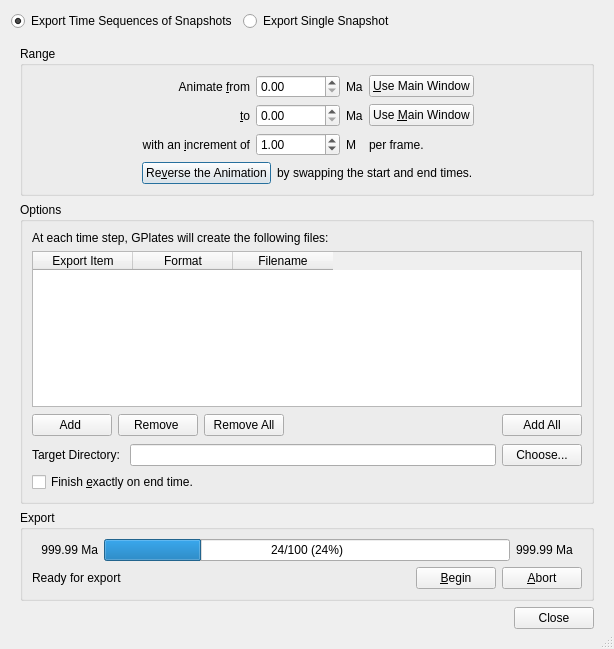
The window that src/qt-widgets/ExportAnimationDialogUi.ui (GPlates/GPlates) describes before a commit, drawn with Qt 5.
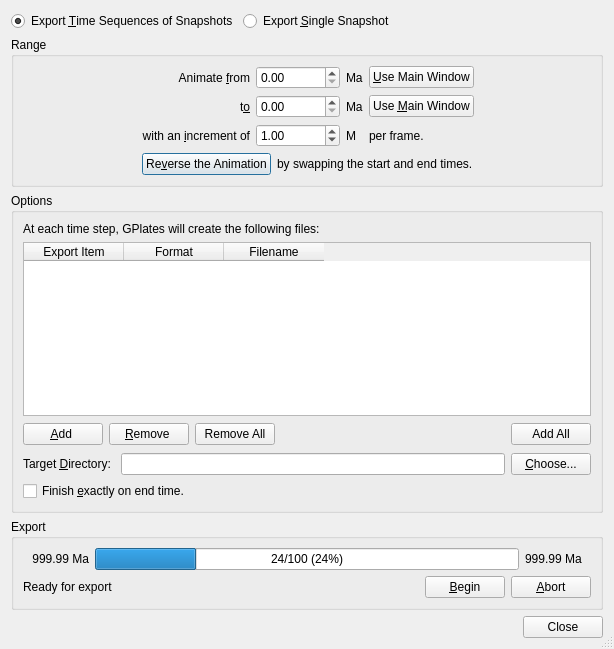
The same window after the commit. The open tabs and pages were chosen to show the change. Icons and pictures are not drawn.

```diff
--- a/src/qt-widgets/ExportAnimationDialogUi.ui
+++ b/src/qt-widgets/ExportAnimationDialogUi.ui
@@ -19,9 +19,9 @@
    <item>
     <layout class="QHBoxLayout" >
      <item>
-      <widget class="QRadioButton" name="radioButton_range" >
-       <property name="text" >
-        <string>Export Time Sequences of Snapshots</string>
+      <widget class="QRadioButton" name="radioButton_range">
+       <property name="text">
+        <string>Export &amp;Time Sequences of Snapshots</string>
        </property>
        <property name="checked" >
         <bool>true</bool>
@@ -29,9 +29,9 @@
       </widget>
      </item>
      <item>
-      <widget class="QRadioButton" name="radioButton_single" >
-       <property name="text" >
-        <string>Export Single Snapshot</string>
+      <widget class="QRadioButton" name="radioButton_single">
+       <property name="text">
+        <string>Export &amp;Single Snapshot</string>
        </property>
       </widget>
      </item>
@@ -55,8 +55,11 @@
      <property name="currentIndex" >
       <number>1</number>
      </property>
-     <widget class="QWidget" name="page" >
-      <layout class="QVBoxLayout" >
+     <widget class="QWidget" name="page">
+      <layout class="QVBoxLayout">
+       <property name="margin">
+        <number>0</number>
+       </property>
        <item>
         <widget class="QGroupBox" name="groupbox_range" >
          <property name="title" >
@@ -105,10 +108,10 @@
               </property>
              </widget>
             </item>
-            <item row="1" column="1" >
-             <widget class="QLabel" name="label_2" >
-              <property name="text" >
-               <string>&amp;to</string>
+            <item row="1" column="1">
+             <widget class="QLabel" name="label_2">
+              <property name="text">
+               <string>t&amp;o</string>
               </property>
               <property name="alignment" >
                <set>Qt::AlignRight|Qt::AlignTrailing|Qt::AlignVCenter</set>
@@ -334,16 +337,16 @@
           <item>
            <layout class="QHBoxLayout" >
             <item>
-             <widget class="QPushButton" name="button_add" >
-              <property name="text" >
-               <string>Add </string>
+             <widget class="QPushButton" name="button_add">
+              <property name="text">
+               <string>&amp;Add </string>
               </property>
              </widget>
             </item>
             <item>
-             <widget class="QPushButton" name="button_remove" >
-              <property name="text" >
-               <string>Remove </string>
+             <widget class="QPushButton" name="button_remove">
+              <property name="text">
+               <string>&amp;Remove </string>
               </property>
              </widget>
             </item>
@@ -379,9 +382,12 @@
           <item>
            <layout class="QHBoxLayout" >
             <item>
-             <widget class="QLabel" name="label_3" >
-              <property name="text" >
-               <string>Target Directory: </string>
+             <widget class="QLabel" name="label_3">
+              <property name="text">
+               <string>Target &amp;Directory: </string>
+              </property>
+              <property name="buddy">
+               <cstring>lineEdit_range_path</cstring>
               </property>
              </widget>
             </item>
@@ -389,9 +395,9 @@
              <widget class="QLineEdit" name="lineEdit_range_path" />
             </item>
             <item>
-             <widget class="QPushButton" name="button_choose_path" >
-              <property name="text" >
-               <string>Choose...</string>
+             <widget class="QPushButton" name="button_choose_path">
+              <property name="text">
+               <string>&amp;Choose...</string>
               </property>
              </widget>
             </item>
```
Left out of the diff: 477 changed lines with no effect on the pictures.
